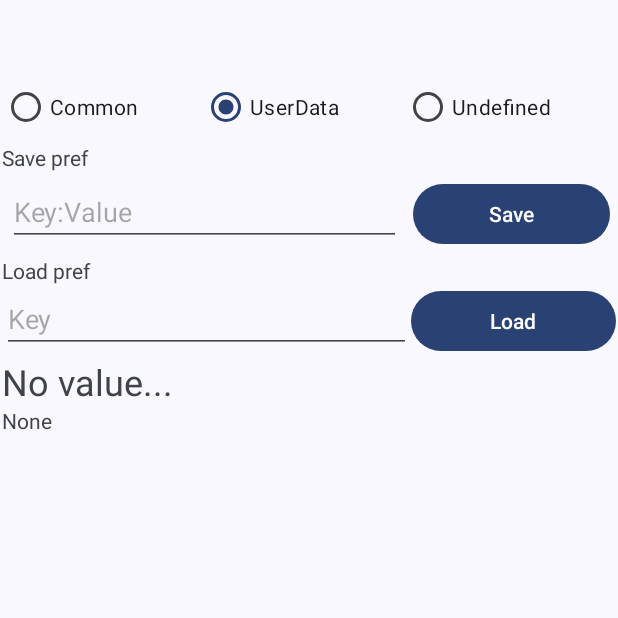
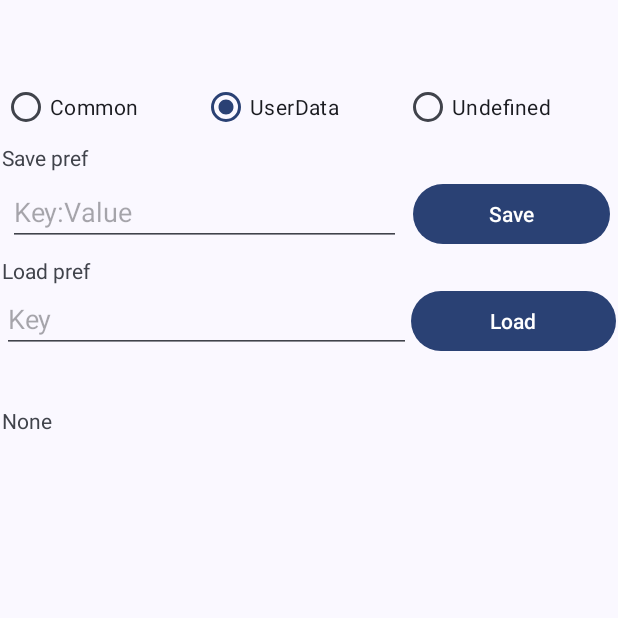
Before and after one commit to lacerta-doc/Lacerta, an Android app: the DebugSharedPrefEditorFragment screen opened through its navigation route, after a tap on "UserData", on a phone screen of 412 x 824 dp, the top half of it. Run offline under Robolectric (Android 15) with nearby library versions, the phone set to English and light mode, and no system bars; our stand-ins replace Dagger/Hilt's generated code, navigation-ui.

Commit message:
Set忘れの修正

```diff
--- a/feature/debug/src/main/java/one/nem/lacerta/feature/debug/DebugSharedPrefEditorFragment.java
+++ b/feature/debug/src/main/java/one/nem/lacerta/feature/debug/DebugSharedPrefEditorFragment.java
@@ -104,5 +104,7 @@ public class DebugSharedPrefEditorFragment extends Fragment {
         for (Map.Entry<String, ?> entry : resultMap.entrySet()) {
             sb.append(entry.getKey()).append(":").append(entry.getValue().toString()).append("\n");
         }
+
+        textView.setText(sb.toString());
     }
 }
```
